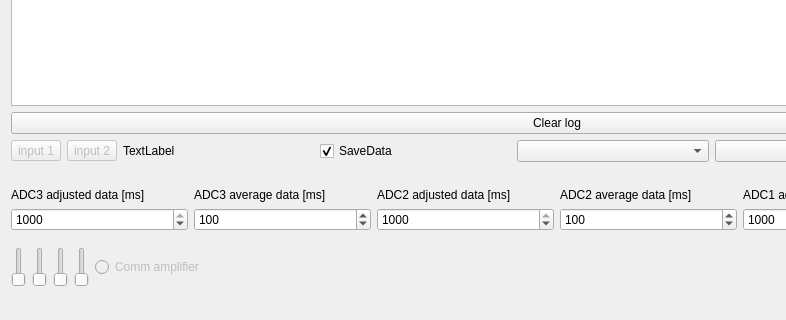
Qt form mainwindow.ui (rezy91/TestBoard785) before a commit; both pictures show x 0 to 786 and y 386 to 706 of the 1114 by 706 pixel window.
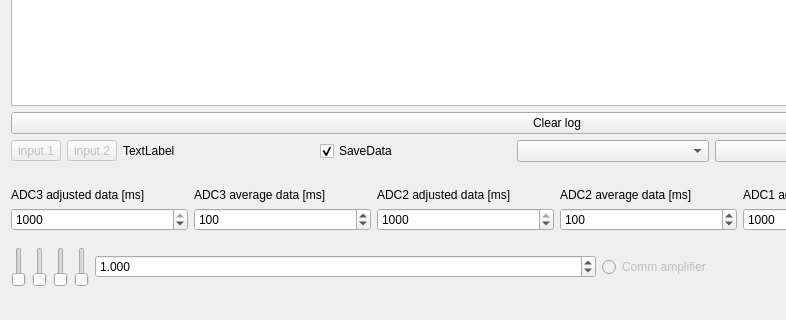
The same form after that commit.

Commit message:
basically works. Y-axis is conforming to current window size, x-axis has some problem with that.
At now one y-axis, todo rest three axis.

```diff
--- a/mainwindow.ui
+++ b/mainwindow.ui
@@ -430,6 +430,19 @@
         </property>
        </widget>
       </item>
+      <item>
+       <widget class="QDoubleSpinBox" name="doubleSpinBox">
+        <property name="decimals">
+         <number>3</number>
+        </property>
+        <property name="singleStep">
+         <double>0.100000000000000</double>
+        </property>
+        <property name="value">
+         <double>1.000000000000000</double>
+        </property>
+       </widget>
+      </item>
       <item>
        <widget class="QRadioButton" name="radioButton">
         <property name="enabled">
```
The commit also changes 4 other files.
